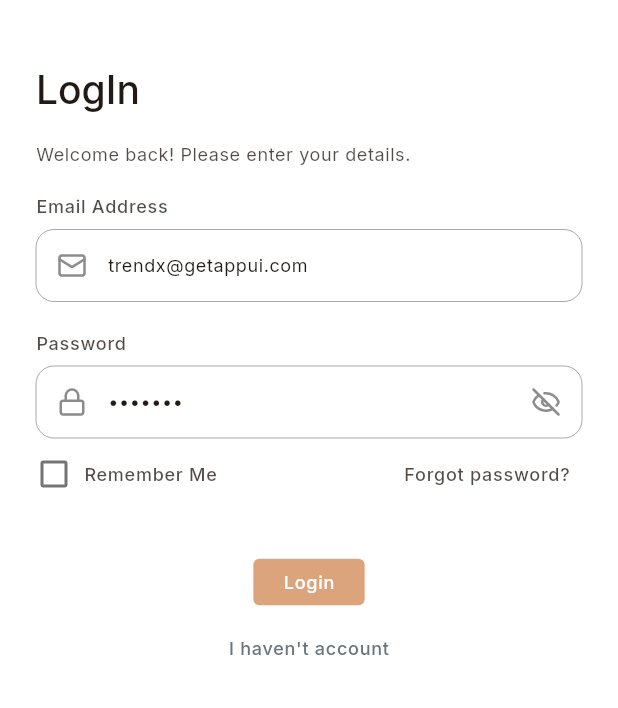
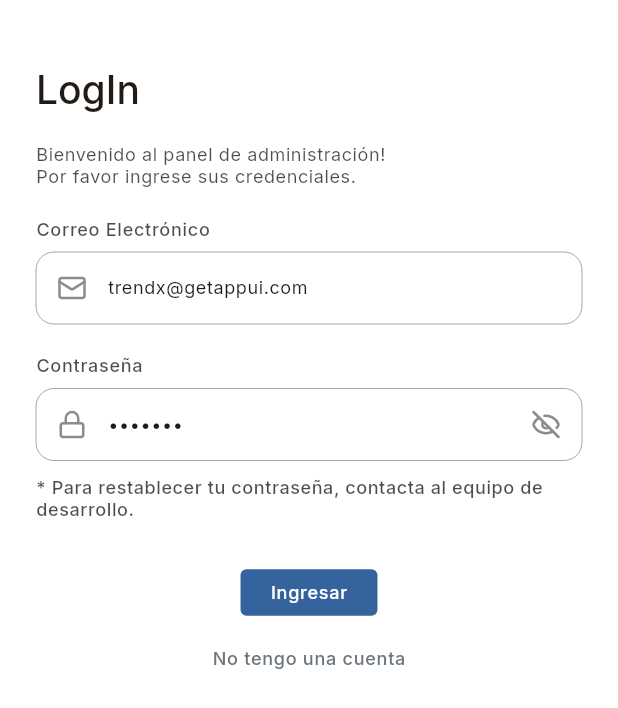
Before and after one commit to Xavota/eva_admin, a Flutter app: the screen it shows after launch, on a phone screen of 412 x 824 dp. Shown: the top 708 px of the screen. Run offline on Flutter 3.47's test engine with Material 3 defaults, Android fonts, the phone set to English and light mode, and no system bars; our stand-ins replace carousel_slider, file_picker, flutter_lucide, get, google_fonts, google_maps_flutter and 7 more; missing offline and left inert: animate_gradient, blix_essentials, flutter_reorderable_grid_view, syncfusion_flutter_core.

Commit message:
Login completo

```diff
--- a/lib/controller/auth/login_controller.dart
+++ b/lib/controller/auth/login_controller.dart
@@ -17,7 +17,7 @@ class LoginController extends MyController {
   void onInit() {
     basicValidator.addField('email', required: true, label: "Email", validators: [MyEmailValidator()], controller: TextEditingController(text: _dummyEmail));
 
-    basicValidator.addField('password', required: true, label: "Password", validators: [MyLengthValidator(min: 6, max: 10)], controller: TextEditingController(text: _dummyPassword));
+    basicValidator.addField('password', required: true, label: "Password", validators: [MyLengthValidator(min: 8, max: 20)], controller: TextEditingController(text: _dummyPassword));
     super.onInit();
   }
 
--- a/lib/helpers/storage/local_storage.dart
+++ b/lib/helpers/storage/local_storage.dart
@@ -5,6 +5,7 @@ import 'package:shared_preferences/shared_preferences.dart';
 
 class LocalStorage {
   static const String _loggedInUserKey = "user";
+  static const String _loggedInUserTimeKey = "user_time";
   static const String _themeCustomizerKey = "theme_customizer";
   static const String _languageKey = "lang_code";
 
@@ -24,11 +25,19 @@ class LocalStorage {
 
   static Future<void> initData() async {
     SharedPreferences preferences = await SharedPreferences.getInstance();
-    AuthService.isLoggedIn = preferences.getBool(_loggedInUserKey) ?? false;
+    DateTime? loggedTime = DateTime.tryParse(preferences.getString(_loggedInUserTimeKey)?? "");
+    if (loggedTime != null && DateTime.now().difference(loggedTime).inMinutes < 15) {
+      AuthService.isLoggedIn = preferences.getBool(_loggedInUserKey) ?? false;
+    }
     ThemeCustomizer.fromJSON(preferences.getString(_themeCustomizerKey));
   }
 
   static Future<bool> setLoggedInUser(bool loggedIn) async {
+    if (loggedIn) {
+      if (!await preferences.setString(_loggedInUserTimeKey, DateTime.now().toString())) {
+        return false;
+      }
+    }
     return preferences.setBool(_loggedInUserKey, loggedIn);
   }
 
--- a/lib/helpers/theme/admin_theme.dart
+++ b/lib/helpers/theme/admin_theme.dart
@@ -38,8 +38,10 @@ class LeftBarTheme {
     this.background = const Color(0xffffffff),
     this.onBackground = const Color(0xff313a46),
     this.labelColor = const Color(0xff6c757d),
-    this.activeItemColor = const Color(0xffDCA47C),
-    this.activeItemBackground = const Color(0x4cDCA47C),
+    //this.activeItemColor = const Color(0xffDCA47C),
+    this.activeItemColor = const Color(0xff35639D),
+    //this.activeItemBackground = const Color(0x4cDCA47C),
+    this.activeItemBackground = const Color(0x4c35639D),
   });
 
   //--------------------------------------  Left Bar Theme ----------------------------------------//
@@ -131,7 +133,8 @@ class ContentTheme {
   }
 
   ContentTheme({
-    this.primary = const Color(0xffDCA47C),
+    //this.primary = const Color(0xffDCA47C),
+    this.primary = const Color(0xff35639D),
     this.secondary = const Color(0xff6c757d),
     this.success = const Color(0xff00be82),
     this.danger = const Color(0xffdc3545),
--- a/lib/images.dart
+++ b/lib/images.dart
@@ -3,6 +3,9 @@ import 'dart:math';
 class Images {
   /// WebApps Logo ///
   static String logoSmall = 'assets/logo/logo_small.png';
+  static String logoMedium = 'assets/logo/logo_medium.png';
+  static String logoBig = 'assets/logo/logo_big.png';
+  static String logoOg = 'assets/logo/logo_eva.png';
 
   /// Background ///
   static String background = 'assets/images/dummy/dummy_1.jpg';
--- a/lib/main.dart
+++ b/lib/main.dart
@@ -12,6 +12,8 @@ import 'package:get/get.dart';
 import 'package:provider/provider.dart';
 import 'package:url_strategy/url_strategy.dart';
 
+import 'package:blix_essentials/blix_essentials.dart';
+
 Future<void> main() async {
   WidgetsFlutterBinding.ensureInitialized();
   setPathUrlStrategy();
@@ -19,6 +21,9 @@ Future<void> main() async {
   await LocalStorage.init();
   AppStyle.init();
   await ThemeCustomizer.init();
+
+  BlixDBManager.setBaseUrl("https://blixdev.com/eva_admin/");
+  BlixDBManager.setPhpLocalUrl("phps/");
 
   runApp(ChangeNotifierProvider<AppNotifier>(
     create: (context) => AppNotifier(),
--- a/lib/routes.dart
+++ b/lib/routes.dart
@@ -27,7 +27,7 @@ import 'package:medicare/views/ui/extra_pages/pricing_screen.dart';
 import 'package:medicare/views/ui/extra_pages/time_line_screen.dart';
 import 'package:medicare/views/ui/forms/basic_input_screen.dart';
 import 'package:medicare/views/ui/forms/custom_option_screen.dart';
-import 'package:medicare/views/ui/forms/editor_screen.dart';
+//import 'package:medicare/views/ui/forms/editor_screen.dart';
 import 'package:medicare/views/ui/forms/file_upload_screen.dart';
 import 'package:medicare/views/ui/forms/mask_screen.dart';
 import 'package:medicare/views/ui/forms/slider_screen.dart';
--- a/lib/views/auth/login_screen.dart
+++ b/lib/views/auth/login_screen.dart
@@ -43,9 +43,9 @@ class _LoginScreenState extends State<LoginScreen> with SingleTickerProviderStat
                 children: [
                   MyText.headlineSmall("LogIn", fontWeight: 600),
                   MySpacing.height(20),
-                  MyText.bodySmall("Welcome back! Please enter your details.", muted: true),
+                  MyText.bodySmall("Bienvenido al panel de administración!\nPor favor ingrese sus credenciales.", muted: true),
                   MySpacing.height(20),
-                  MyText.labelMedium("Email Address", fontWeight: 600, muted: true),
+                  MyText.labelMedium("Correo Electrónico", fontWeight: 600, muted: true),
                   MySpacing.height(8),
                   TextFormField(
                       validator: controller.basicValidator.getValidation('email'),
@@ -61,7 +61,7 @@ class _LoginScreenState extends State<LoginScreen> with SingleTickerProviderStat
                           isCollapsed: true,
                           floatingLabelBehavior: FloatingLabelBehavior.never)),
                   MySpacing.height(20),
-                  MyText.labelMedium("Password", fontWeight: 600, muted: true),
+                  MyText.labelMedium("Contraseña", fontWeight: 600, muted: true),
                   MySpacing.height(8),
                   TextFormField(
                     validator: controller.basicValidator.getValidation('password'),
@@ -86,9 +86,12 @@ class _LoginScreenState extends State<LoginScreen> with SingleTickerProviderStat
                       ),
                       contentPadding: MySpacing.all(16),
                       isCollapsed: true,
-                        floatingLabelBehavior: FloatingLabelBehavior.never),
+                      floatingLabelBehavior: FloatingLabelBehavior.never,
                     ),
-                  Row(
+                  ),
+                  MySpacing.height(10),
+                  MyText.bodySmall("* Para restablecer tu contraseña, contacta al equipo de desarrollo.", fontWeight: 600, muted: true),
+                  /*Row(
                     mainAxisAlignment: MainAxisAlignment.spaceBetween,
                     children: [
                       InkWell(
@@ -122,7 +125,7 @@ class _LoginScreenState extends State<LoginScreen> with SingleTickerProviderStat
                         child: MyText.labelMedium('Forgot password?', fontWeight: 600, muted: true),
                       ),
                     ],
-                  ),
+                  ),*/
                   MySpacing.height(28),
                   Center(
                     child: MyButton.rounded(
@@ -141,7 +144,7 @@ class _LoginScreenState extends State<LoginScreen> with SingleTickerProviderStat
                                 )
                               : Container(),
                           if (controller.loading) MySpacing.width(16),
-                          MyText.labelMedium('Login',fontWeight: 600, color: contentTheme.onPrimary),
+                          MyText.labelMedium('Ingresar',fontWeight: 600, color: contentTheme.onPrimary),
                         ],
                       ),
                     ),
@@ -152,7 +155,7 @@ class _LoginScreenState extends State<LoginScreen> with SingleTickerProviderStat
                       elevation: 0,
                       padding: MySpacing.x(16),
                       splashColor: contentTheme.secondary.withOpacity(0.1),
-                      child: MyText.labelMedium('I haven\'t account', color: contentTheme.secondary),
+                      child: MyText.labelMedium('No tengo una cuenta', color: contentTheme.secondary),
                     ),
                   ),
                 ],
--- a/lib/views/layout/auth_layout.dart
+++ b/lib/views/layout/auth_layout.dart
@@ -53,8 +53,10 @@ class AuthLayout extends StatelessWidget {
           alignment: AlignmentDirectional.center,
           children: [
             AnimateGradient(
-              primaryColors: [Colors.brown, Colors.grey],
-              secondaryColors: [Colors.grey, Colors.brown],
+              //primaryColors: [Colors.brown, Colors.grey],
+              primaryColors: [Color(0xFFAA236E), Color(0XFF35639D)],
+              //secondaryColors: [Colors.grey, Colors.brown],
+              secondaryColors: [Color(0XFF35639D), Color(0xFFAA236E)],
             ),
             MyFlex(
               wrapAlignment: WrapAlignment.center,
--- a/pubspec.yaml
+++ b/pubspec.yaml
@@ -33,6 +33,9 @@ dependencies:
   animate_gradient: ^0.0.3
   syncfusion_flutter_calendar: ^29.1.35
 
+  blix_essentials:
+    path: ../blix_essentials
+
 dev_dependencies:
   flutter_test:
     sdk: flutter
```
Also changed, not shown: lib/helpers/services/auth_services.dart (+26 -2 lines), lib/helpers/widgets/my_validators.dart (+4 -3 lines), lib/views/layout/left_bar.dart (+4 -3 lines), assets/logo/logo_big.png (added), assets/logo/logo_eva.png (added), assets/logo/logo_medium.png (added), assets/logo/logo_small.png, 6 other files. Lines whose indentation alone changed are shown as unchanged.
